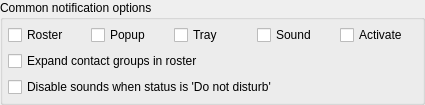
Before: the Qt Designer form src/plugins/notifications/optionswidget.ui in silvansky/Contacts, drawn with Qt 5.
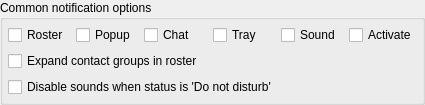
After: the same form once the commit is applied.

The edit to the form file:
```diff
--- a/src/plugins/notifications/optionswidget.ui
+++ b/src/plugins/notifications/optionswidget.ui
@@ -39,6 +39,13 @@
           </property>
          </widget>
         </item>
+        <item>
+         <widget class="QCheckBox" name="chbEnableChatWindows">
+          <property name="text">
+           <string>Chat</string>
+          </property>
+         </widget>
+        </item>
         <item>
          <widget class="QCheckBox" name="chbEnableTrayIcons">
           <property name="text">
```
